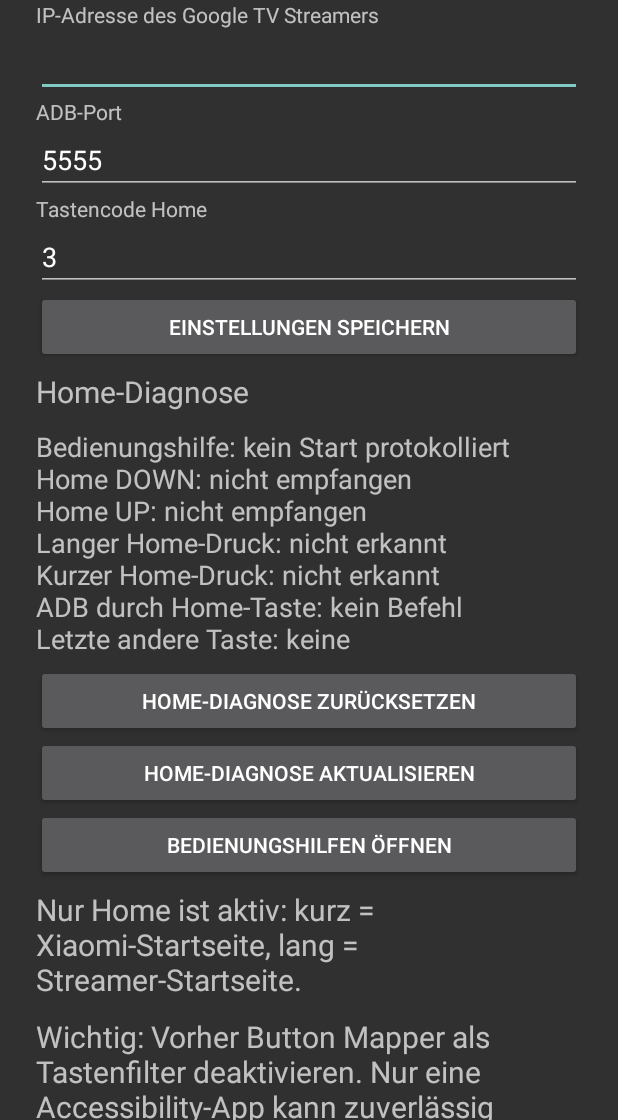
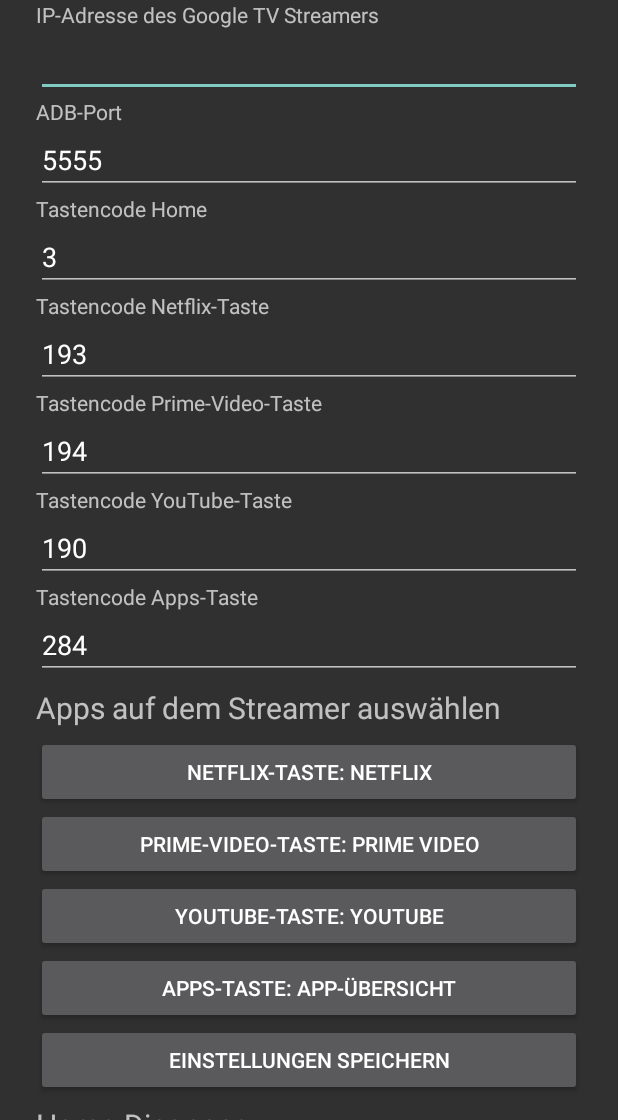
Before and after one commit to MaWeXi/streamer-remote, an Android app: the screen it shows after launch (MainActivity), on a phone screen of 412 x 824 dp, the part 116-1236 px from its top. Run offline under Robolectric (Android 15) with nearby library versions, the phone set to English and light mode, and no system bars; libraries missing offline, so code that uses them is left out: com.flyfishxu.kadb; 1 statement that could not run was skipped.

Commit message:
Choose installed Streamer apps by name without typing package IDs

```diff
--- a/app/src/main/java/dev/local/streamerremote/MainActivity.kt
+++ b/app/src/main/java/dev/local/streamerremote/MainActivity.kt
@@ -1,6 +1,7 @@
 package dev.local.streamerremote
 
 import android.app.Activity
+import android.app.AlertDialog
 import android.content.Context
 import android.content.Intent
 import android.os.Bundle
@@ -49,6 +50,46 @@ class MainActivity : Activity() {
         val host = field("IP-Adresse des Google TV Streamers", prefs.getString("host", "").orEmpty())
         val port = field("ADB-Port", prefs.getInt("port", 5555).toString(), numeric = true)
         val homeCode = field("Tastencode Home", prefs.getInt("code_home", 3).toString(), numeric = true)
+        val slots = listOf("netflix" to "Netflix-Taste", "prime" to "Prime-Video-Taste",
+            "youtube" to "YouTube-Taste", "apps" to "Apps-Taste")
+        val keyCodes = slots.associate { (slot, label) ->
+            slot to field("Tastencode $label", prefs.getInt("code_$slot",
+                RemoteConfig.defaultCodes.getValue(slot)).toString(), numeric = true)
+        }
+        val selectedApps = slots.associate { (slot, _) ->
+            slot to (prefs.getString(slot, null) ?: RemoteConfig.defaultPackages[slot].orEmpty())
+        }.toMutableMap()
+        title("Apps auf dem Streamer auswählen")
+        slots.forEach { (slot, label) ->
+            val choice = Button(this)
+            fun updateChoice() {
+                val pkg = selectedApps[slot].orEmpty()
+                choice.text = "$label: " + if (pkg.isBlank()) "App-Übersicht" else AppCatalog.label(pkg)
+            }
+            updateChoice()
+            choice.setOnClickListener {
+                Toast.makeText(this, "Lese Apps vom Streamer…", Toast.LENGTH_SHORT).show()
+                RemoteCommand.listApps(this) { packages, error ->
+                    if (isFinishing || isDestroyed) return@listApps
+                    if (error != null || packages == null) {
+                        Toast.makeText(this, error ?: "App-Liste nicht verfügbar", Toast.LENGTH_LONG).show()
+                    } else {
+                        val options = if (slot == "apps") listOf("") + packages else packages
+                        val labels = options.map { pkg ->
+                            if (pkg.isBlank()) "App-Übersicht" else "${AppCatalog.label(pkg)} ($pkg)"
+                        }.toTypedArray()
+                        AlertDialog.Builder(this).setTitle("$label: App wählen")
+                            .setItems(labels) { _, index ->
+                                val pkg = options[index]
+                                selectedApps[slot] = pkg
+                                prefs.edit().putString(slot, pkg).apply()
+                                updateChoice()
+                            }.show()
+                    }
+                }
+            }
+            root.addView(choice)
+        }
         button("Einstellungen speichern") {
             val parsedPort = port.text.toString().toIntOrNull()
             if (parsedPort == null || parsedPort !in 1..65535) { Toast.makeText(this, "Ungültiger Port", Toast.LENGTH_SHORT).show(); return@button }
@@ -57,8 +98,14 @@ class MainActivity : Activity() {
             if (code == null || !RemoteConfig.validCode(code)) {
                 Toast.makeText(this, "Ungültiger Home-Tastencode", Toast.LENGTH_SHORT).show(); return@button
             }
+            val appCodes = keyCodes.mapValues { (_, edit) -> edit.text.toString().toIntOrNull() }
+            val allCodes = listOf(code) + appCodes.values.filterNotNull()
+            if (appCodes.values.any { it == null || !RemoteConfig.validCode(it) } || allCodes.distinct().size != 5) {
+                Toast.makeText(this, "Tastencodes müssen gültig und verschieden sein", Toast.LENGTH_LONG).show(); return@button
+            }
             prefs.edit().putString("host", host.text.toString().trim()).putInt("port", parsedPort).apply {
                 putInt("code_home", code)
+                appCodes.forEach { (slot, value) -> putInt("code_$slot", value!!) }
             }.apply()
             Toast.makeText(this, "Gespeichert", Toast.LENGTH_SHORT).show()
         }
```
